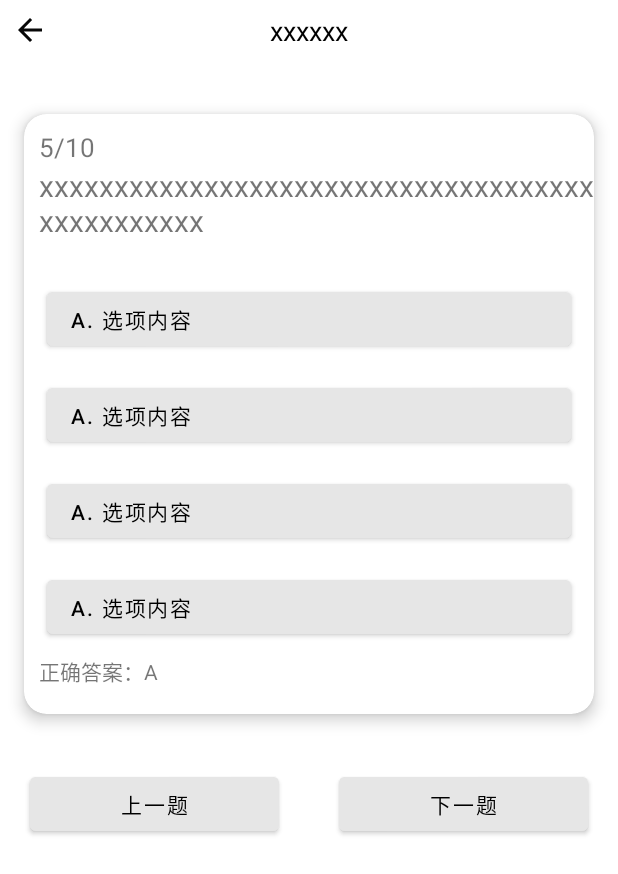
After one commit to hhhhh15/6.20goToDie, an Android app built with Jetpack Compose: the layout fragment_hjccl_jqtz.xml on its own in the app's theme, with its tools: preview values and no code run, on a phone screen of 412 x 824 dp. The commit adds this screen. Shown: the top 874 px of the screen. Run offline under Robolectric (Android 15) with nearby library versions, the phone set to English and light mode, and no system bars.

Commit message:
6.19添加

```diff
--- a/app/build.gradle.kts
+++ b/app/build.gradle.kts
@@ -43,6 +43,8 @@ dependencies {
 
     implementation(libs.androidx.core.ktx)
     implementation("androidx.constraintlayout:constraintlayout:2.1.4")
+    implementation("androidx.cardview:cardview:1.0.0")
+    implementation ("com.google.android.material:material:1.11.0")
     implementation(libs.androidx.lifecycle.runtime.ktx)
     implementation(libs.androidx.activity.compose)
     implementation(platform(libs.androidx.compose.bom))
--- a/app/src/main/AndroidManifest.xml
+++ b/app/src/main/AndroidManifest.xml
@@ -10,7 +10,7 @@
         android:label="@string/app_name"
         android:roundIcon="@mipmap/ic_launcher_round"
         android:supportsRtl="true"
-        android:theme="@style/Theme._620"
+        android:theme="@style/AppTheme"
         tools:targetApi="31">
         <activity
             android:name=".MainActivity"
--- /dev/null
+++ b/app/src/main/res/color/bg_option_selector.xml
@@ -0,0 +1,9 @@
+<?xml version="1.0" encoding="utf-8"?>
+<selector xmlns:android="http://schemas.android.com/apk/res/android">
+    <!-- 按下 -->
+    <item android:state_pressed="true" android:color="#FFE0B2" />
+    <!-- 选中 -->
+    <item android:state_checked="true" android:color="#FFD180" />
+    <!-- 默认 -->
+    <item android:color="#E6E6E6" />
+</selector>
--- /dev/null
+++ b/app/src/main/res/layout/fragment_hjccl_jqtz.xml
@@ -0,0 +1,154 @@
+<?xml version="1.0" encoding="utf-8"?>
+<LinearLayout xmlns:android="http://schemas.android.com/apk/res/android"
+    android:layout_width="match_parent"
+    android:layout_height="match_parent"
+    android:orientation="vertical">
+
+    <androidx.constraintlayout.widget.ConstraintLayout
+        xmlns:android="http://schemas.android.com/apk/res/android"
+        xmlns:app="http://schemas.android.com/apk/res-auto"
+        android:layout_width="match_parent"
+        android:layout_height="wrap_content"
+        android:layout_marginBottom="20dp">
+
+        <ImageView
+            android:id="@+id/arrow_back"
+            android:layout_width="wrap_content"
+            android:layout_height="wrap_content"
+            android:src="@drawable/arrow_back"
+            app:layout_constraintStart_toStartOf="parent"
+            app:layout_constraintTop_toTopOf="parent"
+            app:layout_constraintBottom_toBottomOf="parent"
+            android:padding="8dp"/>
+
+        <TextView
+            android:id="@+id/title_text"
+            android:layout_width="wrap_content"
+            android:layout_height="wrap_content"
+            android:text="xxxxxx"
+            android:textSize="18sp"
+            android:textColor="#000"
+            app:layout_constraintTop_toTopOf="parent"
+            app:layout_constraintBottom_toBottomOf="parent"
+            app:layout_constraintStart_toStartOf="parent"
+            app:layout_constraintEnd_toEndOf="parent" />
+
+    </androidx.constraintlayout.widget.ConstraintLayout>
+
+    <androidx.cardview.widget.CardView
+        xmlns:android="http://schemas.android.com/apk/res/android"
+        xmlns:card_view="http://schemas.android.com/apk/res-auto"
+        android:layout_width="match_parent"
+        android:layout_height="400dp"
+        card_view:cardCornerRadius="15dp"
+        card_view:cardElevation="6dp"
+        android:layout_margin="16dp">
+
+        <!-- 子页面内容区域 -->
+        <LinearLayout
+            android:layout_width="match_parent"
+            android:layout_height="wrap_content"
+            android:orientation="vertical">
+
+            <TextView
+                android:layout_width="wrap_content"
+                android:layout_height="wrap_content"
+                android:text="5/10"
+                android:paddingStart="10dp"
+                android:layout_marginTop="10dp"
+                android:textSize="17sp" />
+            <TextView
+                android:layout_width="wrap_content"
+                android:layout_height="wrap_content"
+                android:paddingStart="10dp"
+                android:layout_marginBottom="20dp"
+                android:text="xxxxxxxxxxxxxxxxxxxxxxxxxxxxxxxxxxxxxxxxxxxxxxxx"
+                android:textSize="20sp" />
+
+            <Button
+                android:layout_width="match_parent"
+                android:layout_height="48dp"
+                android:layout_marginVertical="8dp"
+                android:backgroundTint="@color/bg_option_selector"
+                android:text="A. 选项内容"
+                android:textColor="#000000"
+                android:gravity="start|center_vertical"
+                android:paddingStart="16dp"
+                android:layout_marginStart="15dp"
+                android:layout_marginEnd="15dp"
+                android:layout_marginTop="5dp"/>
+            <Button
+                android:layout_width="match_parent"
+                android:layout_height="48dp"
+                android:layout_marginVertical="8dp"
+                android:backgroundTint="@color/bg_option_selector"
+                android:text="A. 选项内容"
+                android:textColor="#000000"
+                android:gravity="start|center_vertical"
+                android:paddingStart="16dp"
+                android:layout_marginStart="15dp"
+                android:layout_marginEnd="15dp"
+                android:layout_marginTop="5dp"/>
+            <Button
+                android:layout_width="match_parent"
+                android:layout_height="48dp"
+                android:layout_marginVertical="8dp"
+                android:backgroundTint="@color/bg_option_selector"
+                android:text="A. 选项内容"
+                android:textColor="#000000"
+                android:gravity="start|center_vertical"
+                android:paddingStart="16dp"
+                android:layout_marginStart="15dp"
+                android:layout_marginEnd="15dp"
+                android:layout_marginTop="5dp"/>
+
+            <com.google.android.material.button.MaterialButton
+                android:layout_width="match_parent"
+                android:layout_height="48dp"
+                android:layout_marginVertical="8dp"
+                android:backgroundTint="@color/bg_option_selector"
+                android:text="A. 选项内容"
+                android:textColor="#000000"
+                android:gravity="start|center_vertical"
+                android:paddingStart="16dp"
+                android:layout_marginStart="15dp"
+                android:layout_marginEnd="15dp"
+                android:layout_marginTop="5dp"/>
+
+
+            <TextView
+                android:layout_width="match_parent"
+                android:layout_height="wrap_content"
+                android:text="正确答案：A"
+                android:paddingStart="10dp"/>
+
+        </LinearLayout>
+    </androidx.cardview.widget.CardView>
+
+    <LinearLayout
+        android:layout_width="match_parent"
+        android:layout_height="wrap_content"
+        android:orientation="horizontal">
+
+        <Button
+            android:layout_width="0dp"
+            android:layout_weight="1"
+            android:layout_height="wrap_content"
+            android:backgroundTint="@color/bg_option_selector"
+            android:layout_margin="20dp"
+            android:text="上一题"
+            android:textColor="@color/black"/>
+
+        <Button
+            android:layout_width="0dp"
+            android:layout_weight="1"
+            android:layout_height="wrap_content"
+            android:backgroundTint="@color/bg_option_selector"
+            android:layout_margin="20dp"
+            android:text="下一题"
+            android:textColor="@color/black"/>
+
+    </LinearLayout>
+
+
+</LinearLayout>
--- a/app/src/main/res/layout/fragment_jjsz.xml
+++ b/app/src/main/res/layout/fragment_hzdj_jjsz.xml
@@ -12,7 +12,7 @@
         android:layout_height="wrap_content">
 
         <ImageView
-            android:id="@+id/arrow_back"
+            android:id="@+id/arrow_back_hzdj"
             android:layout_width="wrap_content"
             android:layout_height="wrap_content"
             android:src="@drawable/arrow_back"
--- a/app/src/main/res/values/themes.xml
+++ b/app/src/main/res/values/themes.xml
@@ -2,4 +2,12 @@
 <resources>
 
     <style name="Theme._620" parent="android:Theme.Material.Light.NoActionBar" />
+    <style name="AppTheme" parent="Theme.MaterialComponents.DayNight.DarkActionBar">
+        <!-- 自定义样式（可选） -->
+        <item name="colorPrimary">@color/purple_500</item>
+        <item name="colorPrimaryVariant">@color/purple_700</item>
+        <item name="colorOnPrimary">@color/white</item>
+        <item name="colorSecondary">@color/teal_200</item>
+        <item name="cardViewStyle">@style/Widget.MaterialComponents.CardView</item>
+    </style>
 </resources>
```
Also changed, not shown: app/src/main/res/drawable/bg_gradient_card.xml (added, +15 -0 lines), app/src/main/res/drawable/btn_gradient_orange.xml (added, +21 -0 lines), app/src/main/res/layout/fragment_hjccl.xml (+34 -9 lines), app/src/main/res/layout/fragment_hzjc.xml (added, +161 -0 lines), app/src/main/res/layout/fragment_pop_windows.xml (added, +61 -0 lines), app/src/main/res/layout/hzjc2_module_item.xml (added, +46 -0 lines), app/src/main/res/layout/hzjc2_module_item1.xml (added, +42 -0 lines), app/src/main/res/layout/hzjc2_module_item2.xml (added, +64 -0 lines), app/src/main/res/drawable/champion.png (added), app/src/main/res/drawable/image1.webp (added), app/src/main/res/drawable/pop_windows.png (added), app/src/main/res/layout/fragment_hzdj.xml (renamed from app/src/main/res/layout/fragment_hjdj.xml).
